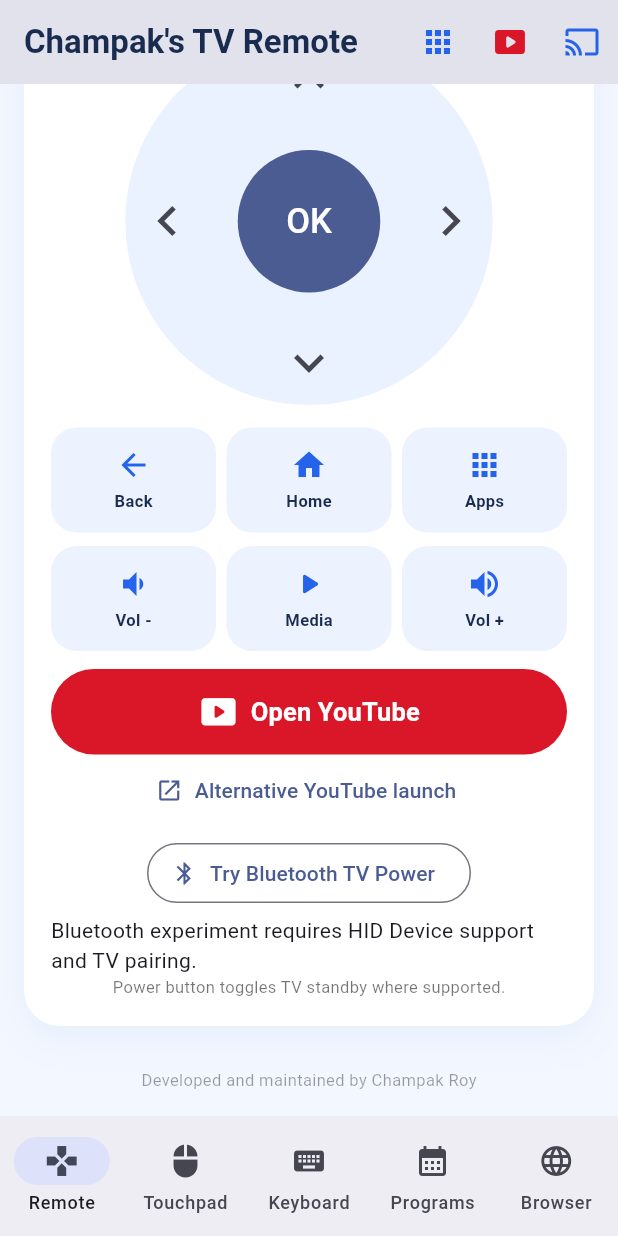
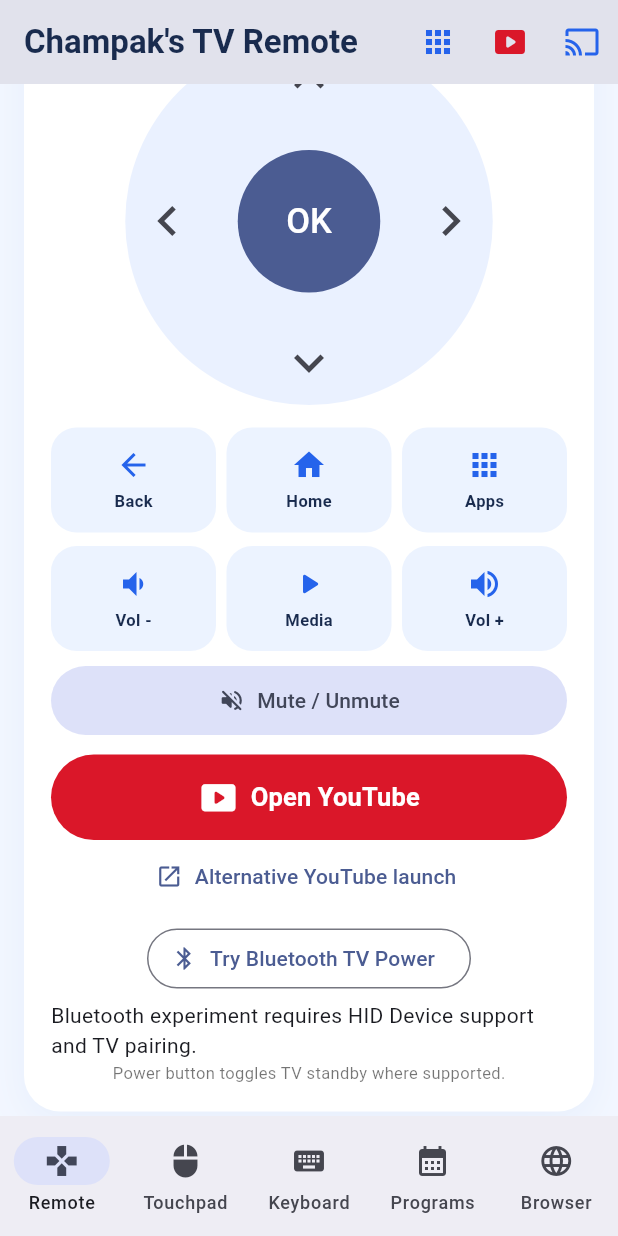
Before and after one commit to Programmer-s-Picnic/tv, a Flutter app: the screen it shows after launch, scrolled down 1083 dp, on a phone screen of 412 x 824 dp. Run offline on Flutter 3.47's test engine with Material 3 defaults, Android fonts, the phone set to English and light mode, and no system bars; our stand-ins replace file_picker, shared_preferences, speech_to_text; missing offline and left inert: android_tv_remote, record.

Commit message:
Add prominent Android TV Mute/Unmute toggle under volume controls

```diff
--- a/phone_remote/lib/main.dart
+++ b/phone_remote/lib/main.dart
@@ -529,6 +529,13 @@
    Row(children:[Expanded(child:keyButton(Icons.volume_down,'Vol -')),const SizedBox(width:7),
     Expanded(child:keyButton(Icons.play_arrow_rounded,'Media')),const SizedBox(width:7),
     Expanded(child:keyButton(Icons.volume_up,'Vol +'))]),
+   const SizedBox(height:9),
+   SizedBox(width:double.infinity,child:FilledButton.tonalIcon(
+     onPressed:()=>unavailable('Mute / Unmute'),
+     icon:const Icon(Icons.volume_off_rounded),
+     label:const Text('Mute / Unmute'),
+     style:FilledButton.styleFrom(
+       padding:const EdgeInsets.symmetric(vertical:13)))),
    const SizedBox(height:12),
    SizedBox(width:double.infinity,child:FilledButton.icon(
      style:FilledButton.styleFrom(backgroundColor:const Color(0xffda1729),
```
